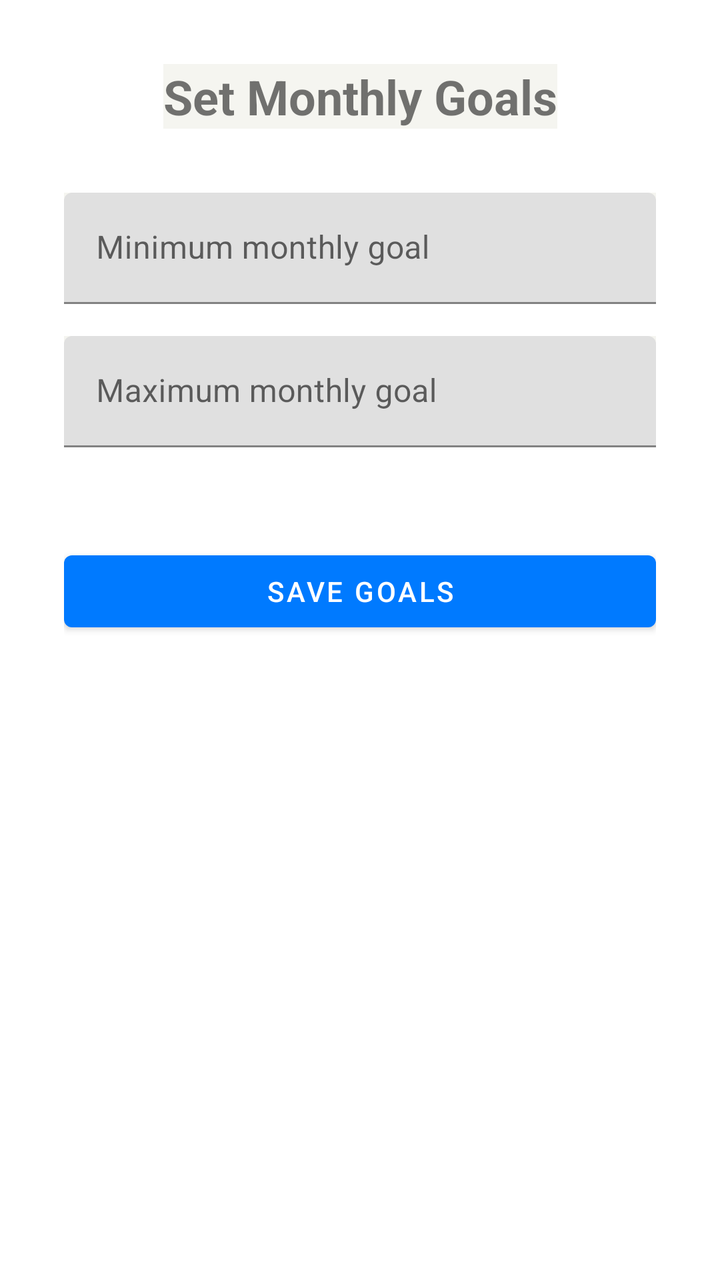
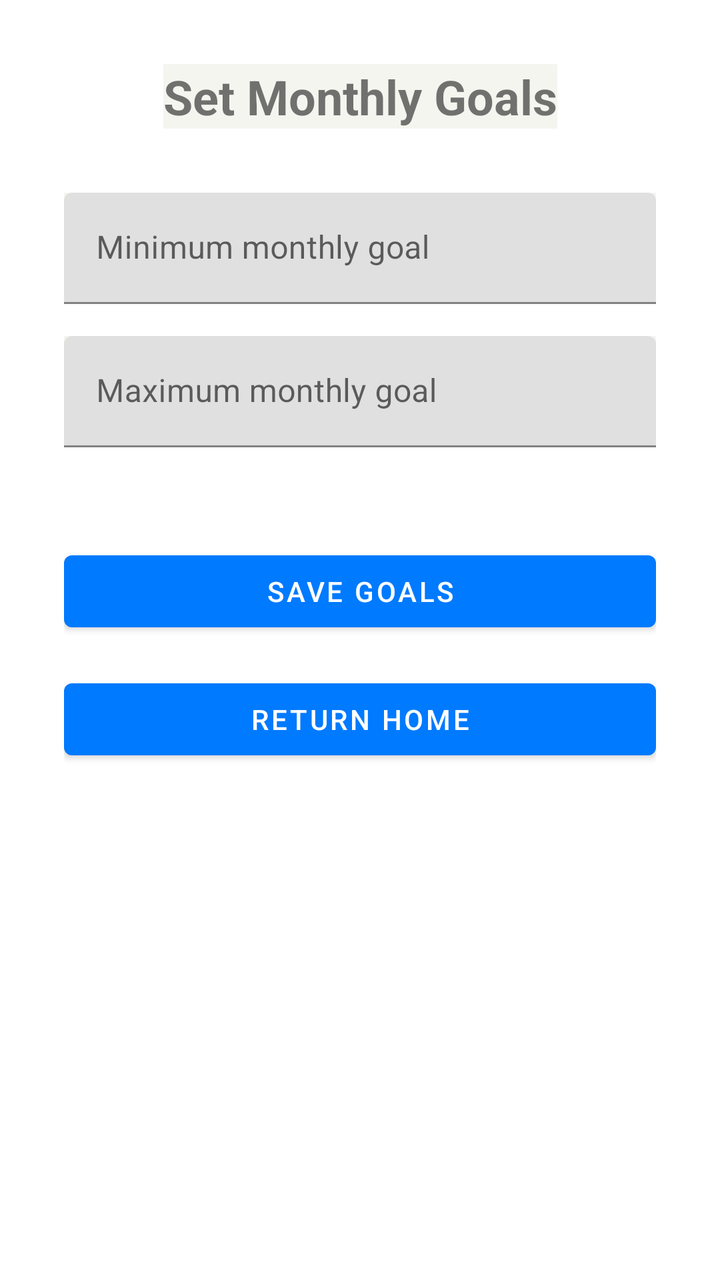

The first picture is an Android layout as it rendered before a commit; the second is the same layout after the commit. The layout source and the unified diff follow.
<!-- AndroidManifest.xml: application theme Theme.HarmonieBudgetAppKt -->
<!-- res/layout/activity_goal.xml -->
<?xml version="1.0" encoding="utf-8"?>
<androidx.constraintlayout.widget.ConstraintLayout
    xmlns:android="http://schemas.android.com/apk/res/android"
    xmlns:app="http://schemas.android.com/apk/res-auto"
    android:layout_width="match_parent"
    android:layout_height="match_parent"
    android:padding="32dp"
    android:background="@color/white">

    <TextView
        android:id="@+id/tv_goal_title"
        android:layout_width="wrap_content"
        android:layout_height="wrap_content"
        android:text="@string/set_monthly_goals"
        android:textSize="24sp"
        android:textStyle="bold"
        app:layout_constraintTop_toTopOf="parent"
        app:layout_constraintStart_toStartOf="parent"
        app:layout_constraintEnd_toEndOf="parent" />

    <com.google.android.material.textfield.TextInputLayout
        android:id="@+id/til_min_goal"
        android:layout_width="0dp"
        android:layout_height="wrap_content"
        android:layout_marginTop="32dp"
        app:layout_constraintTop_toBottomOf="@id/tv_goal_title"
        app:layout_constraintStart_toStartOf="parent"
        app:layout_constraintEnd_toEndOf="parent">

        <com.google.android.material.textfield.TextInputEditText
            android:id="@+id/et_min_goal"
            android:layout_width="match_parent"
            android:layout_height="wrap_content"
            android:hint="@string/hint_min_goal"
            android:inputType="numberDecimal" />
    </com.google.android.material.textfield.TextInputLayout>

    <com.google.android.material.textfield.TextInputLayout
        android:id="@+id/til_max_goal"
        android:layout_width="0dp"
        android:layout_height="wrap_content"
        android:layout_marginTop="16dp"
        app:layout_constraintTop_toBottomOf="@id/til_min_goal"
        app:layout_constraintStart_toStartOf="parent"
        app:layout_constraintEnd_toEndOf="parent">

        <com.google.android.material.textfield.TextInputEditText
            android:id="@+id/et_max_goal"
            android:layout_width="match_parent"
            android:layout_height="wrap_content"
            android:hint="@string/hint_max_goal"
            android:inputType="numberDecimal" />
    </com.google.android.material.textfield.TextInputLayout>

    <Button
        android:id="@+id/btn_save_goals"
        android:layout_width="0dp"
        android:layout_height="wrap_content"
        android:text="@string/btn_save_goals"
        android:layout_marginTop="48dp"
        app:layout_constraintTop_toBottomOf="@id/til_max_goal"
        app:layout_constraintStart_toStartOf="parent"
        app:layout_constraintEnd_toEndOf="parent" />

</androidx.constraintlayout.widget.ConstraintLayout>
<!-- resources referenced by this layout -->
<resources>
  <color name="white">#FFFFFFFF</color>
  <string name="btn_save_goals">Save Goals</string>
  <string name="hint_max_goal">Maximum monthly goal</string>
  <string name="hint_min_goal">Minimum monthly goal</string>
  <string name="set_monthly_goals">Set Monthly Goals</string>
  <style name="Theme.HarmonieBudgetAppKt" parent="Theme.MaterialComponents.DayNight.NoActionBar">
          <item name="colorPrimary">#007AFF</item>
          <item name="colorPrimaryVariant">#007AFF</item>
          <item name="colorOnPrimary">#FFFFFF</item>
          <item name="colorSecondary">#34C759</item>
          <item name="colorOnSecondary">#FFFFFF</item>
          <item name="android:statusBarColor">#F5F5F0</item>
          <item name="android:windowLightStatusBar">true</item>
          <item name="android:background">#F5F5F0</item>
      </style>
</resources>

<!-- the commit's change to res/layout/activity_goal.xml (unified diff, before → after) -->
@@ -7,6 +7,7 @@
     android:padding="32dp"
     android:background="@color/white">
 
+    
     <TextView
         android:id="@+id/tv_goal_title"
         android:layout_width="wrap_content"
@@ -18,6 +19,7 @@
         app:layout_constraintStart_toStartOf="parent"
         app:layout_constraintEnd_toEndOf="parent" />
 
+    
     <com.google.android.material.textfield.TextInputLayout
         android:id="@+id/til_min_goal"
         android:layout_width="0dp"
@@ -35,6 +37,7 @@
             android:inputType="numberDecimal" />
     </com.google.android.material.textfield.TextInputLayout>
 
+    
     <com.google.android.material.textfield.TextInputLayout
         android:id="@+id/til_max_goal"
         android:layout_width="0dp"
@@ -52,6 +55,7 @@
             android:inputType="numberDecimal" />
     </com.google.android.material.textfield.TextInputLayout>
 
+    
     <Button
         android:id="@+id/btn_save_goals"
         android:layout_width="0dp"
@@ -62,4 +66,15 @@
         app:layout_constraintStart_toStartOf="parent"
         app:layout_constraintEnd_toEndOf="parent" />
 
+    
+    <Button
+        android:id="@+id/btn_return_home"
+        android:layout_width="0dp"
+        android:layout_height="wrap_content"
+        android:text="@string/return_home"
+        android:layout_marginTop="16dp"
+        app:layout_constraintTop_toBottomOf="@id/btn_save_goals"
+        app:layout_constraintStart_toStartOf="parent"
+        app:layout_constraintEnd_toEndOf="parent" />
+
 </androidx.constraintlayout.widget.ConstraintLayout>
<!-- resource entries referenced after the edit -->
@@ -4,6 +4,7 @@
   <string name="btn_save_goals">Save Goals</string>
   <string name="hint_max_goal">Maximum monthly goal</string>
   <string name="hint_min_goal">Minimum monthly goal</string>
+  <string name="return_home">Return Home</string>
   <string name="set_monthly_goals">Set Monthly Goals</string>
   <style name="Theme.HarmonieBudgetAppKt" parent="Theme.MaterialComponents.DayNight.NoActionBar">
           <item name="colorPrimary">#007AFF</item>
